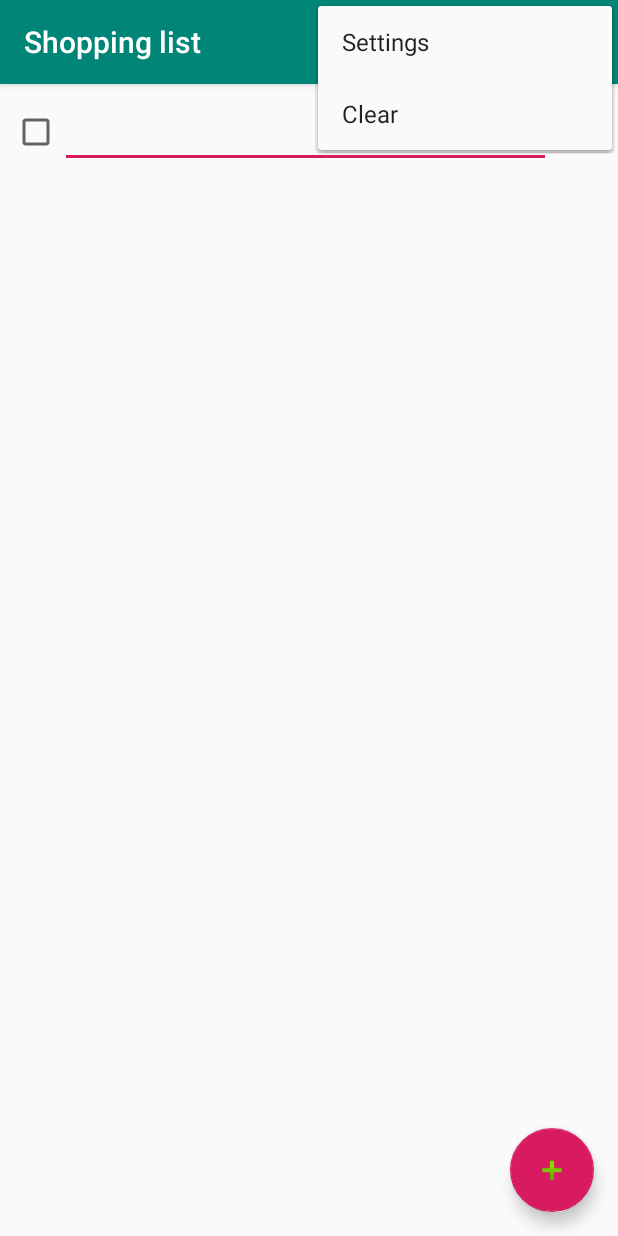
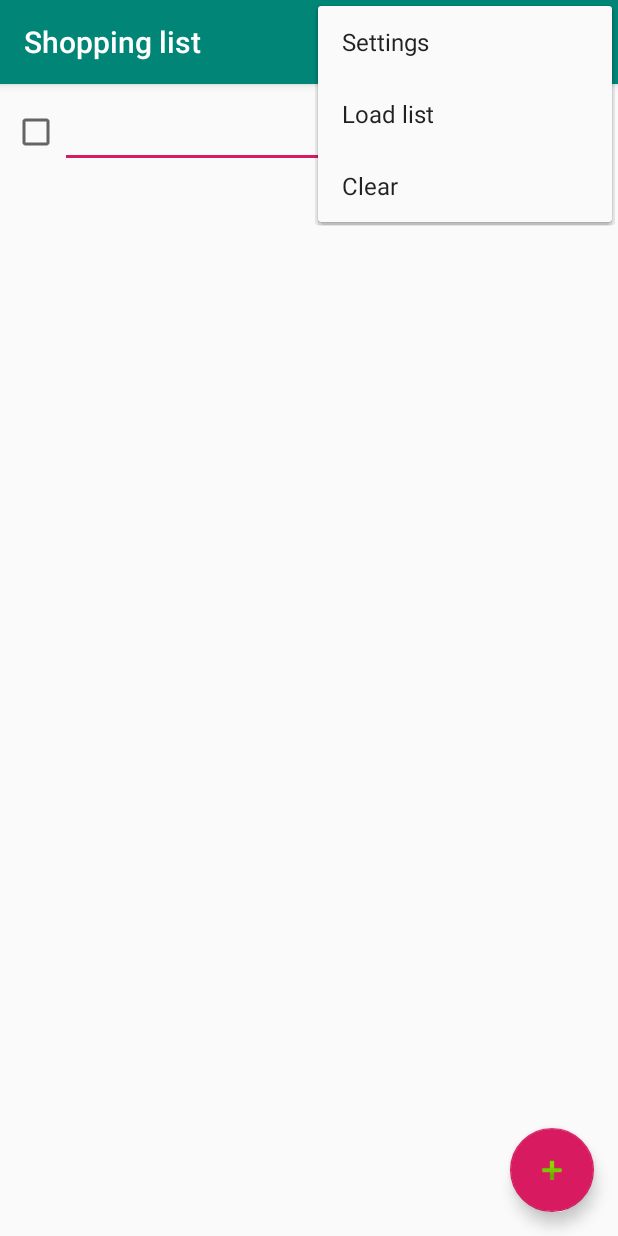
Before and after one commit to michaldomino/Shopping-list, an Android app: the screen it shows after launch (MainActivity), with the options menu open, on a phone screen of 412 x 824 dp. Run offline under Robolectric (Android 15) with nearby library versions, the phone set to English and light mode, and no system bars.

Commit message:
Added load list to view.

```diff
--- a/app/src/main/java/me/leahcim333/shoppinglist/ui/screens/main/MainContract.java
+++ b/app/src/main/java/me/leahcim333/shoppinglist/ui/screens/main/MainContract.java
@@ -26,6 +26,8 @@ interface MainContract {
         void onFloatingActionButtonAddClicked();
 
         void addTextFromSpeechRecognizer(Intent data);
+
+        void onLoadListOptionsItemSelected();
     }
 
 }
--- a/app/src/main/res/menu/menu_main.xml
+++ b/app/src/main/res/menu/menu_main.xml
@@ -8,8 +8,12 @@
         android:title="@string/action_settings"
         app:showAsAction="never" />
     <item
+        android:id="@+id/action_load_list"
+        android:orderInCategory="101"
+        android:title="@string/action_load_list" />
+    <item
         android:id="@+id/action_clear"
-        android:orderInCategory="101"
+        android:orderInCategory="102"
         android:title="@string/action_clear"
         app:showAsAction="never" />
 </menu>
--- a/app/src/main/res/values/strings.xml
+++ b/app/src/main/res/values/strings.xml
@@ -3,4 +3,5 @@
     <string name="action_settings">Settings</string>
     <string name="action_clear">Clear</string>
     <string name="voice_recognizer_message">Name some items...</string>
+    <string name="action_load_list">Load list</string>
 </resources>
```
Also changed, not shown: app/src/main/java/me/leahcim333/shoppinglist/ui/screens/main/MainActivity.java (+3 -4 lines), app/src/main/java/me/leahcim333/shoppinglist/ui/screens/main/MainPresenter.java (+13 -3 lines).
